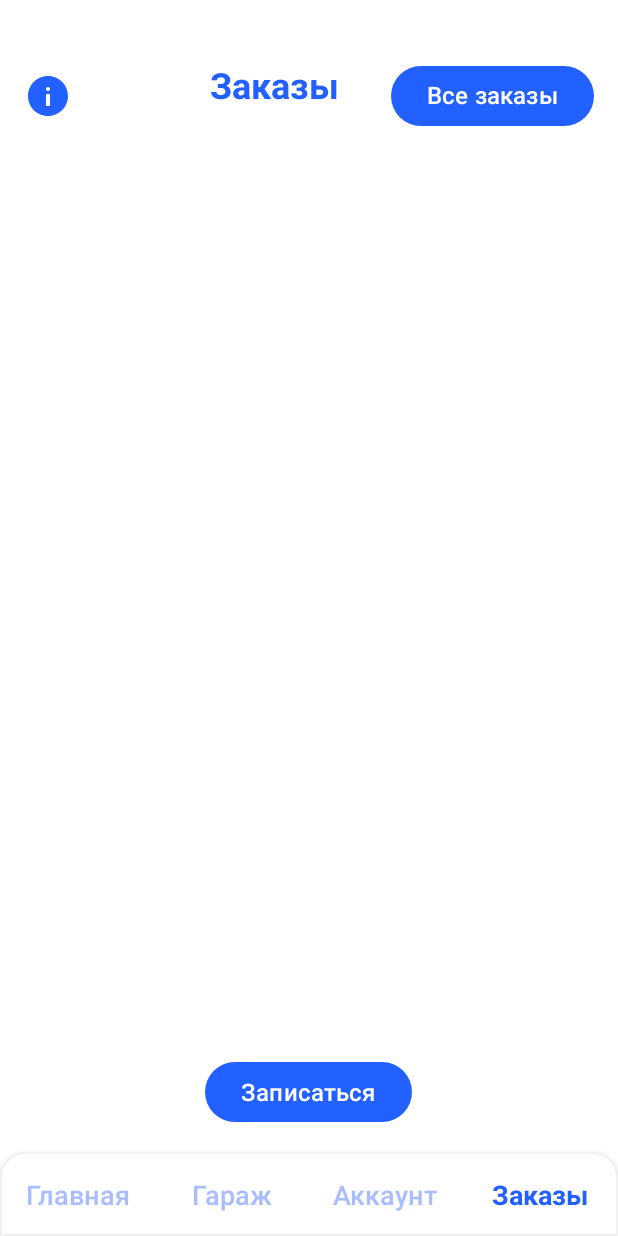
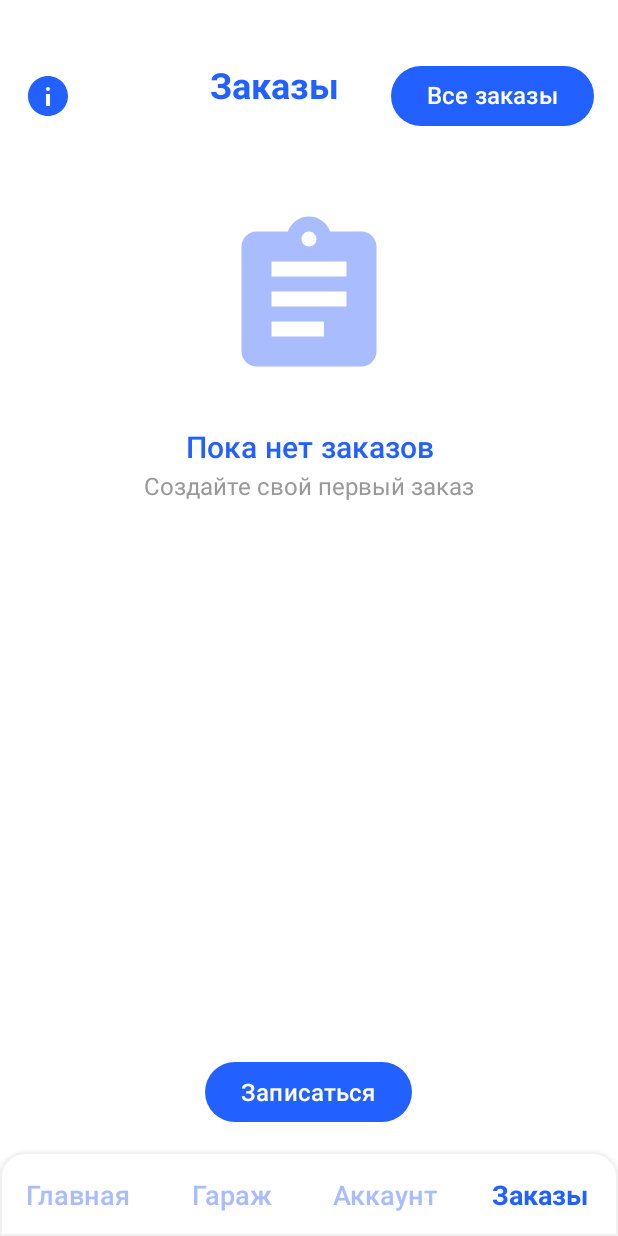
Before and after one commit to cherrra/Application, an Android app: the OrdersActivity screen opened directly, with no data from a screen before it, after a tap on "История", on a phone screen of 412 x 824 dp. Run offline under Robolectric (Android 15) with nearby library versions, the phone set to English and light mode, and no system bars; 3 statements that could not run were skipped.

Commit message:
upd: empty state

```diff
--- a/app/src/main/java/com/example/application/ui/view/OrdersActivity.java
+++ b/app/src/main/java/com/example/application/ui/view/OrdersActivity.java
@@ -38,6 +38,7 @@ import okhttp3.Response;
 public class OrdersActivity extends AppCompatActivity {
 
     private LinearLayout orderContainer;
+    private LinearLayout emptyStateContainer;
     private JSONArray ordersArray;
     private boolean isHistoryDisplayed = false;
 
@@ -47,6 +48,7 @@ public class OrdersActivity extends AppCompatActivity {
         setContentView(R.layout.activity_orders);
 
         orderContainer = findViewById(R.id.orderContainer);
+        emptyStateContainer = findViewById(R.id.emptyStateContainer);
         fetchOrders();
 
         Button historyButton = findViewById(R.id.historyButton);
@@ -63,8 +65,7 @@ public class OrdersActivity extends AppCompatActivity {
         });
 
         setupNavigation();
-
-}
+    }
 
     private void setupNavigation() {
         findViewById(R.id.homeButton).setOnClickListener(v -> startActivity(new Intent(this, HomeActivity.class)));
@@ -89,7 +90,6 @@ public class OrdersActivity extends AppCompatActivity {
             return false;
         });
     }
-
 
     private void showStatusInfoDialog() {
         View dialogView = getLayoutInflater().inflate(R.layout.dialog_status_info, null);
@@ -131,7 +131,10 @@ public class OrdersActivity extends AppCompatActivity {
             @Override
             public void onFailure(Call call, IOException e) {
                 Log.e("OrdersActivity", "Ошибка сети: " + e.getMessage());
-                runOnUiThread(() -> Toast.makeText(OrdersActivity.this, "Ошибка сети", Toast.LENGTH_SHORT).show());
+                runOnUiThread(() -> {
+                    Toast.makeText(OrdersActivity.this, "Ошибка сети", Toast.LENGTH_SHORT).show();
+                    showEmptyState();
+                });
             }
 
             @Override
@@ -141,21 +144,38 @@ public class OrdersActivity extends AppCompatActivity {
                         String responseBody = response.body().string();
                         Log.d("OrdersResponse", "Ответ сервера: " + responseBody);
                         ordersArray = new JSONArray(responseBody);
-                        runOnUiThread(OrdersActivity.this::displayAllOrders);
+                        runOnUiThread(() -> {
+                            if (ordersArray.length() > 0) {
+                                emptyStateContainer.setVisibility(View.GONE);
+                                displayAllOrders();
+                            } else {
+                                showEmptyState();
+                            }
+                        });
                     } catch (Exception e) {
                         Log.e("OrdersActivity", "Ошибка обработки ответа: " + e.getMessage());
+//                        runOnUiThread(this::showEmptyState);
                     }
                 } else {
                     Log.e("OrdersActivity", "Ошибка сервера: " + response.code());
-                    runOnUiThread(() -> Toast.makeText(OrdersActivity.this, "Ошибка загрузки данных", Toast.LENGTH_SHORT).show());
+                    runOnUiThread(() -> {
+                        Toast.makeText(OrdersActivity.this, "Ошибка загрузки данных", Toast.LENGTH_SHORT).show();
+                        showEmptyState();
+                    });
                 }
             }
         });
     }
 
+    private void showEmptyState() {
+        emptyStateContainer.setVisibility(View.VISIBLE);
+        orderContainer.removeAllViews();
+    }
+
     private void displayAllOrders() {
         orderContainer.removeAllViews();
-        if (ordersArray != null) {
+        if (ordersArray != null && ordersArray.length() > 0) {
+            emptyStateContainer.setVisibility(View.GONE);
             for (int i = 0; i < ordersArray.length(); i++) {
                 try {
                     JSONObject orderObject = ordersArray.getJSONObject(i);
@@ -166,12 +186,15 @@ public class OrdersActivity extends AppCompatActivity {
                     Log.e("OrdersActivity", "Ошибка обработки заказа: " + e.getMessage());
                 }
             }
+        } else {
+            showEmptyState();
         }
     }
 
     private void displayFinishedOrders() {
         orderContainer.removeAllViews();
-        if (ordersArray != null) {
+        if (ordersArray != null && ordersArray.length() > 0) {
+            emptyStateContainer.setVisibility(View.GONE);
             for (int i = 0; i < ordersArray.length(); i++) {
                 try {
                     JSONObject orderObject = ordersArray.getJSONObject(i);
@@ -182,9 +205,12 @@ public class OrdersActivity extends AppCompatActivity {
                     Log.e("OrdersActivity", "Ошибка обработки заказа: " + e.getMessage());
                 }
             }
+        } else {
+            showEmptyState();
         }
     }
 
+    // Остальные методы остаются без изменений
     private void addOrderCard(JSONObject orderObject) {
         try {
             String formattedDate = formatDate(orderObject.getString("order_date"));
@@ -282,6 +308,7 @@ public class OrdersActivity extends AppCompatActivity {
         }
     }
 
+    // Остальные вспомогательные методы остаются без изменений
     private String translateStatus(String status) {
         switch (status.toLowerCase()) {
             case "created":
@@ -353,7 +380,6 @@ public class OrdersActivity extends AppCompatActivity {
     }
 
     private void deleteOrder(int orderId, View cardView) {
-        // Создаем кастомное диалоговое окно
         View dialogView = getLayoutInflater().inflate(R.layout.dialog_cancel_order, null);
 
         AlertDialog dialog = new AlertDialog.Builder(this)
@@ -361,7 +387,6 @@ public class OrdersActivity extends AppCompatActivity {
                 .setCancelable(true)
                 .create();
 
-        // Делаем прозрачный фон для скругленных углов
         dialog.getWindow().setBackgroundDrawableResource(android.R.color.transparent);
 
         Button cancelButton = dialogView.findViewById(R.id.cancelButton);
@@ -400,6 +425,9 @@ public class OrdersActivity extends AppCompatActivity {
                     runOnUiThread(() -> {
                         if (response.isSuccessful()) {
                             orderContainer.removeView(cardView);
+                            if (orderContainer.getChildCount() == 0) {
+                                showEmptyState();
+                            }
                             Toast.makeText(OrdersActivity.this, "Заказ отменён", Toast.LENGTH_SHORT).show();
                         } else {
                             Toast.makeText(OrdersActivity.this, "Ошибка отмены заказа", Toast.LENGTH_SHORT).show();
--- a/app/src/main/res/layout/activity_orders.xml
+++ b/app/src/main/res/layout/activity_orders.xml
@@ -29,7 +29,6 @@
                 android:textColor="#2260FF"
                 android:textSize="24sp" />
 
-
             <Button
                 android:id="@+id/historyButton"
                 android:layout_width="wrap_content"
@@ -54,7 +53,45 @@
                 android:contentDescription="Информация о статусах"/>
         </RelativeLayout>
 
-        <!-- Остальной код остается без изменений -->
+        <!-- Контейнер для пустого состояния -->
+        <LinearLayout
+            android:id="@+id/emptyStateContainer"
+            android:layout_width="match_parent"
+            android:layout_height="0dp"
+            android:layout_weight="1"
+            android:gravity="center"
+            android:orientation="vertical"
+            android:padding="3dp"
+            android:visibility="visible">
+
+            <ImageView
+                android:layout_width="120dp"
+                android:layout_height="120dp"
+                android:src="@drawable/ic_orders"
+                android:contentDescription="Нет заказов"
+                android:tint="#A9BCFE"/>
+
+            <TextView
+                android:layout_width="match_parent"
+                android:layout_height="wrap_content"
+                android:layout_marginTop="24dp"
+                android:gravity="center"
+                android:text="Пока нет заказов"
+                android:textColor="#2260FF"
+                android:textSize="20sp"
+                android:fontFamily="@font/nunitosans_semibold"/>
+
+            <TextView
+                android:layout_width="match_parent"
+                android:layout_height="wrap_content"
+                android:gravity="center"
+                android:text="Создайте свой первый заказ"
+                android:textColor="#999999"
+                android:textSize="16sp"
+                android:fontFamily="@font/nunitosans_regular"/>
+        </LinearLayout>
+
+        <!-- Контейнер для списка заказов -->
         <ScrollView
             android:id="@+id/scrollView"
             android:layout_width="match_parent"
@@ -83,7 +120,7 @@
             app:cornerRadius="24dp"/>
     </LinearLayout>
 
-    <!-- Нижнее меню (без изменений) -->
+    <!-- Нижнее меню -->
     <LinearLayout
         android:id="@+id/bottomNavigation"
         android:layout_width="match_parent"
```
Also changed, not shown: app/src/main/java/com/example/application/ui/view/NotificationActivity.java (+22 -27 lines), app/src/main/res/layout/activity_notification.xml (+40 -1 lines).
